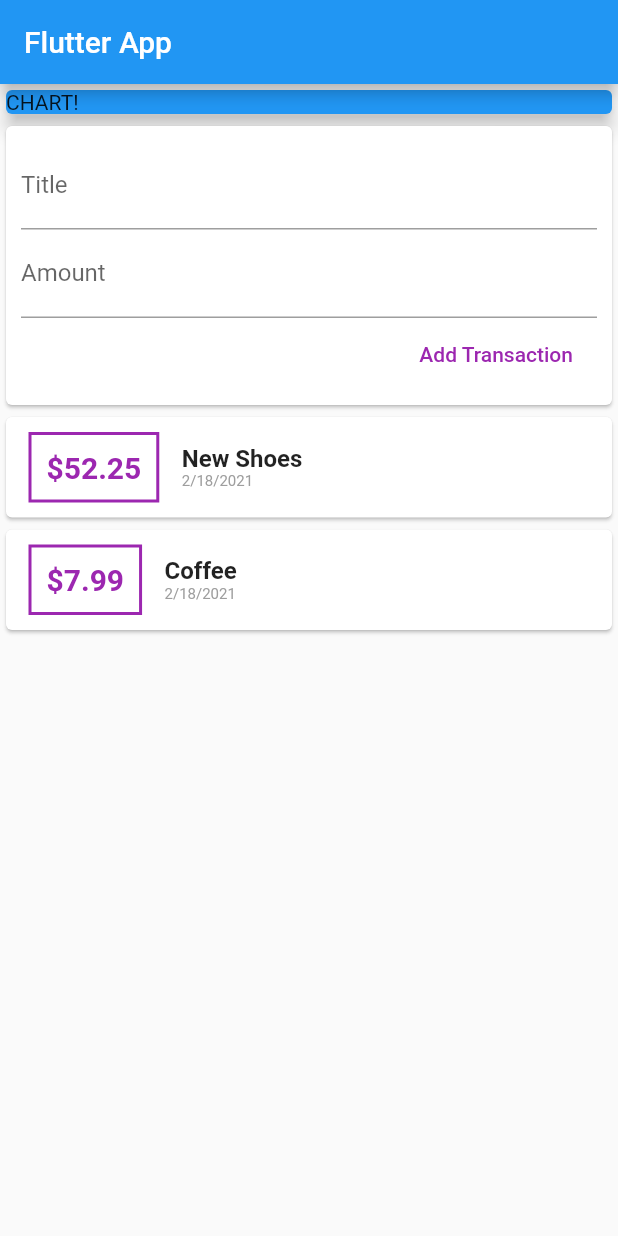
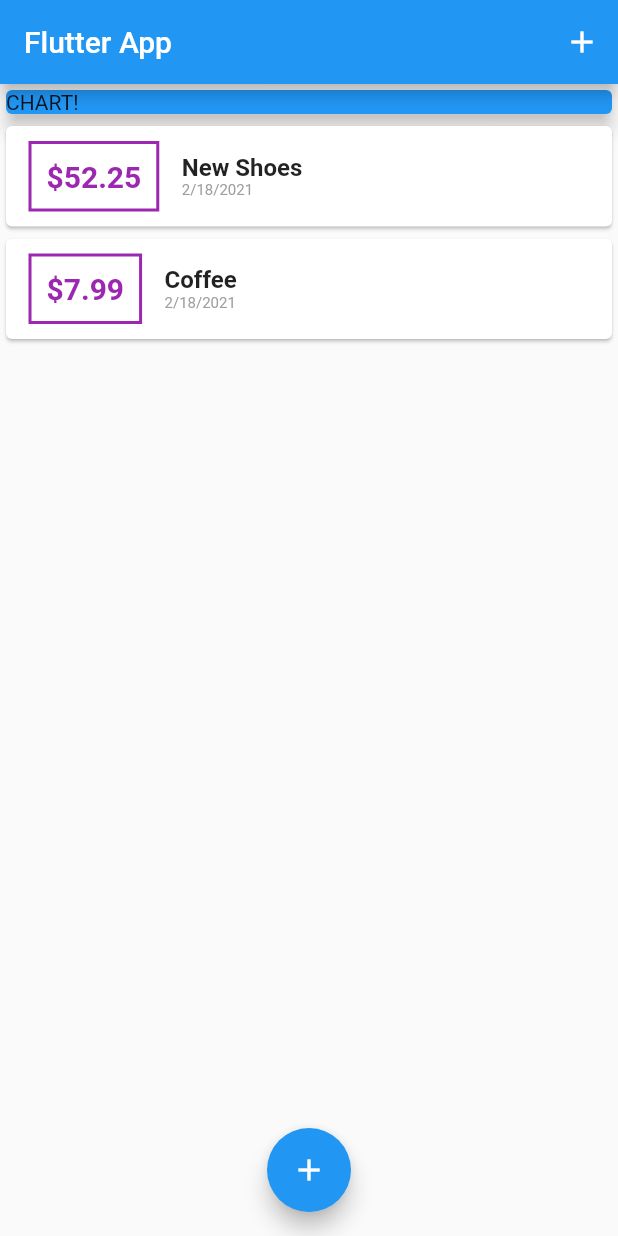
Before and after one commit to lwood54/explore_flutter, a Flutter app: the screen it shows after launch, on a phone screen of 412 x 824 dp. Run offline on Flutter 3.47's test engine with Material 2 defaults, Android fonts, the phone set to English and light mode, and no system bars.

Commit message:
add transaction button, add transaction bottom modal

```diff
--- a/lib/main.dart
+++ b/lib/main.dart
@@ -1,4 +1,6 @@
-import './widgets/user_transactions.dart';
+import './widgets/transaction_list.dart';
+import './widgets/new_transaction.dart';
+import './models/transaction.dart';
 import 'package:flutter/material.dart';
 
 void main() => runApp(MyApp());
@@ -13,15 +15,62 @@ class MyApp extends StatelessWidget {
   }
 }
 
-class HomePage extends StatelessWidget {
-  final titleController = TextEditingController();
-  final amountController = TextEditingController();
+class HomePage extends StatefulWidget {
+  @override
+  _HomePageState createState() => _HomePageState();
+}
+
+class _HomePageState extends State<HomePage> {
+  final List<Transaction> _userTransactions = [
+    Transaction(
+      id: 't1',
+      title: 'New Shoes',
+      amount: 52.25,
+      date: DateTime.now(),
+    ),
+    Transaction(
+      id: 't2',
+      title: 'Coffee',
+      amount: 7.99,
+      date: DateTime.now(),
+    ),
+  ];
+
+  void _handleAddTransaction(String title, double amount) {
+    final newTransaction = Transaction(
+        id: DateTime.now().toString(),
+        title: title,
+        amount: amount,
+        date: DateTime.now());
+
+    setState(() {
+      _userTransactions.add(newTransaction);
+    });
+  }
+
+  void _startAddNewTransaction(BuildContext ctx) {
+    showModalBottomSheet(
+      context: ctx,
+      builder: (_) {
+        return GestureDetector(
+          onTap: () {},
+          child: NewTransaction(_handleAddTransaction),
+        );
+      },
+    );
+  }
 
   @override
   Widget build(BuildContext context) {
     return Scaffold(
       appBar: AppBar(
         title: Text('Flutter App'),
+        actions: <Widget>[
+          IconButton(
+            icon: Icon(Icons.add),
+            onPressed: () => _startAddNewTransaction(context),
+          ),
+        ],
       ),
       body: SingleChildScrollView(
         child: Column(
@@ -35,8 +84,13 @@ class HomePage extends StatelessWidget {
                   elevation: 5,
                 ),
               ),
-              UserTransactions(),
+              TransactionList(_userTransactions),
             ]),
+      ),
+      floatingActionButtonLocation: FloatingActionButtonLocation.centerFloat,
+      floatingActionButton: FloatingActionButton(
+        child: Icon(Icons.add),
+        onPressed: () => _startAddNewTransaction(context),
       ),
     );
   }
--- a/lib/widgets/new_transaction.dart
+++ b/lib/widgets/new_transaction.dart
@@ -1,11 +1,18 @@
 import 'package:flutter/material.dart';
 
-class NewTransaction extends StatelessWidget {
-  final titleController = TextEditingController();
-  final amountController = TextEditingController();
+class NewTransaction extends StatefulWidget {
   final Function handleAddTransaction;
 
   NewTransaction(this.handleAddTransaction);
+
+  @override
+  _NewTransactionState createState() => _NewTransactionState();
+}
+
+class _NewTransactionState extends State<NewTransaction> {
+  final titleController = TextEditingController();
+
+  final amountController = TextEditingController();
 
   void submitData() {
     final enteredTitle = titleController.text;
@@ -14,10 +21,13 @@ class NewTransaction extends StatelessWidget {
     if (enteredTitle.isEmpty || enteredAmount <= 0) {
       return;
     }
-    handleAddTransaction(
+
+    widget.handleAddTransaction(
       titleController.text,
       double.parse(amountController.text),
     );
+
+    Navigator.of(context).pop();
   }
 
   @override
--- a/lib/widgets/user_transactions.dart
+++ /dev/null
@@ -1,45 +0,0 @@
-import '../models/transaction.dart';
-import './transaction_list.dart';
-import './new_transaction.dart';
-import 'package:flutter/material.dart';
-
-class UserTransactions extends StatefulWidget {
-  @override
-  _UserTransactionsState createState() => _UserTransactionsState();
-}
-
-class _UserTransactionsState extends State<UserTransactions> {
-  final List<Transaction> _userTransactions = [
-    Transaction(
-      id: 't1',
-      title: 'New Shoes',
-      amount: 52.25,
-      date: DateTime.now(),
-    ),
-    Transaction(
-      id: 't2',
-      title: 'Coffee',
-      amount: 7.99,
-      date: DateTime.now(),
-    ),
-  ];
-  void _handleAddTransaction(String title, double amount) {
-    final newTransaction = Transaction(
-        id: DateTime.now().toString(),
-        title: title,
-        amount: amount,
-        date: DateTime.now());
-
-    setState(() {
-      _userTransactions.add(newTransaction);
-    });
-  }
-
-  @override
-  Widget build(BuildContext context) {
-    return Column(children: <Widget>[
-      NewTransaction(_handleAddTransaction),
-      TransactionList(_userTransactions),
-    ]);
-  }
-}
```
